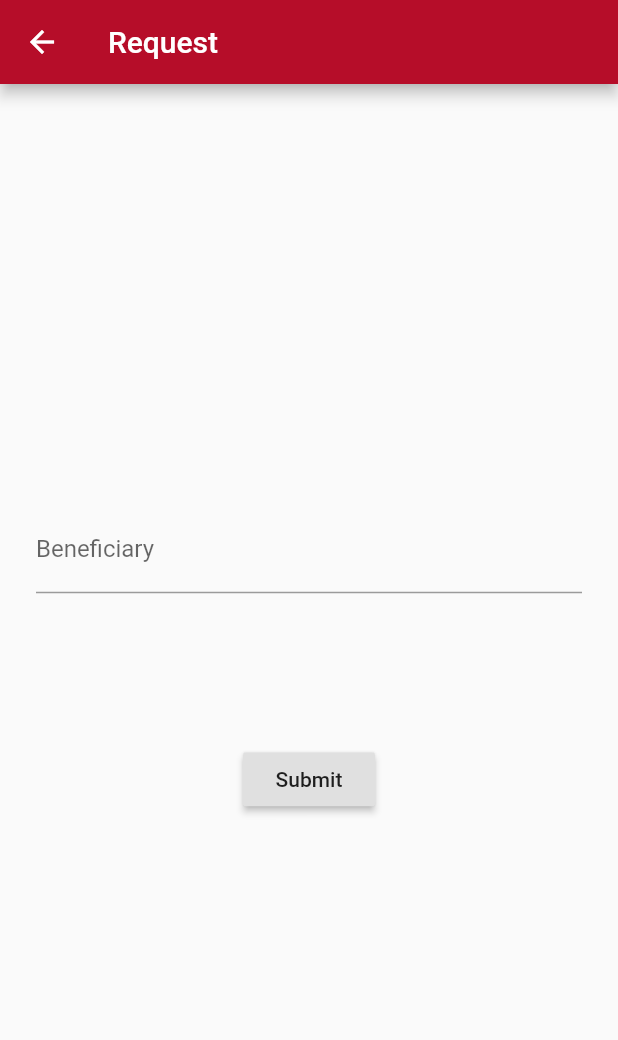
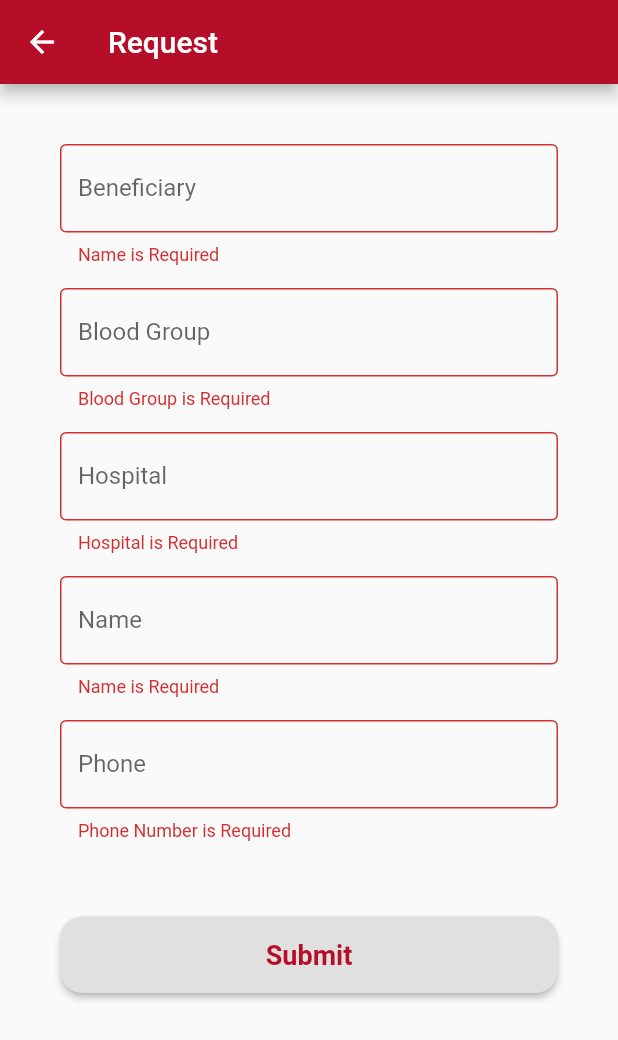
Before and after one commit to SanManke/don_de_sang_0.1, a Flutter app: the Request2 screen opened directly, after a tap on "Submit", on a phone screen of 412 x 824 dp. Shown: the top 1040 px of the screen. Run offline on Flutter 3.47's test engine with Material 2 defaults, Android fonts, the phone set to English and light mode, and no system bars.

Commit message:
request new page

```diff
--- a/lib/dashboard/dashboard.dart
+++ b/lib/dashboard/dashboard.dart
@@ -83,7 +83,7 @@ class _DashboardState extends State<Dashboard> {
               context,
               MaterialPageRoute(
                 builder: (context) {
-                  return Request();
+                  return Request2();
                 },
               ),
             );
--- a/lib/request 2.dart
+++ b/lib/request 2.dart
@@ -17,12 +17,14 @@ class _Request2State extends State<Request2> {
 
   Widget _buildBeneficiary() {
     return TextFormField(
-      decoration: InputDecoration(labelText: 'Beneficiary'),
+        decoration: InputDecoration(labelText: 'Beneficiary', border: OutlineInputBorder(),),
         // ignore: missing_return
         validator: (String value) {
           if(value.isEmpty){
-          return 'Text is Required';
+            return 'Name is Required';
           }
+
+          return null;
         },
         onSaved: (String value) {
           _beneficiary = value;
@@ -31,19 +33,72 @@ class _Request2State extends State<Request2> {
   }
 
   Widget _buildBloodG() {
+    return TextFormField(
+          decoration: InputDecoration(labelText: 'Blood Group',border: OutlineInputBorder()),
+          // ignore: missing_return
+          validator: (String value) {
+            if(value.isEmpty){
+              return 'Blood Group is Required';
+            }
+
             return null;
+          },
+          onSaved: (String value) {
+            _bloodG = value;
+          }
+    );
   }
 
   Widget _buildhospital() {
+    return TextFormField(
+          decoration: InputDecoration(labelText: 'Hospital',border: OutlineInputBorder(),),
+          // ignore: missing_return
+          validator: (String value) {
+            if(value.isEmpty){
+              return 'Hospital is Required';
+            }
+
             return null;
+          },
+          onSaved: (String value) {
+            _hospital = value;
+          }
+    );
   }
 
   Widget _buildname() {
+    return TextFormField(
+          decoration: InputDecoration(labelText: 'Name',border: OutlineInputBorder()),
+          // ignore: missing_return
+          validator: (String value) {
+            if(value.isEmpty){
+              return 'Name is Required';
+            }
+
             return null;
+          },
+          onSaved: (String value) {
+            _name = value;
+          }
+    );
   }
 
   Widget _buildPhone() {
+    return TextFormField(
+          decoration: InputDecoration(labelText: 'Phone',border: OutlineInputBorder()),
+          keyboardType: TextInputType.phone,
+          // ignore: missing_return
+          validator: (String value) {
+            if(value.isEmpty){
+              return 'Phone Number is Required';
+            }
+
             return null;
+          },
+          onSaved: (String value) {
+            _phone = value;
+          }
+    );
   }
 
   @override
@@ -55,20 +110,50 @@ class _Request2State extends State<Request2> {
         ),
       body: Container(
         margin: EdgeInsets.all(24),
-        child: Form(child: Column(
-          mainAxisAlignment: MainAxisAlignment.center,
+        child: Form(
+          key: _formKey,
+          child: ListView(
+         padding: EdgeInsets.all(16),
           children: [
             _buildBeneficiary(),
-           // _buildBloodG(),
-            //_buildhospital(),
-            //_buildname(),
-            //_buildPhone(),
-            SizedBox(height: 100,),
+            SizedBox(height: 15,),
+            _buildBloodG(),
+            SizedBox(height: 15,),
+            _buildhospital(),
+            SizedBox(height: 15,),
+            _buildname(),
+            SizedBox(height: 15,),
+            _buildPhone(),
+            SizedBox(height: 50,),
             RaisedButton(
-            child: Text('Submit'),
-              onPressed: () => {},
+            child: Text('Submit',
+            style: TextStyle(
+                color: Color(0xffb60d29),
+                fontSize: 18,
+                fontWeight: FontWeight.bold
+            ),
+            ),
+              onPressed: () {
+              if(!_formKey.currentState.validate()){
+                return;
+              };
+
+              _formKey.currentState.save();
+
+              print(_beneficiary);
+              print(_bloodG);
+              print(_hospital);
+              print(_name);
+              print(_phone);
+
+
+              },
+              padding: EdgeInsets.all(15),
+              shape: RoundedRectangleBorder(
+                borderRadius: BorderRadius.circular(15),
+
               )
-
+            )
           ],
         ),),
       ),
```
Lines whose indentation alone changed are shown as unchanged.
